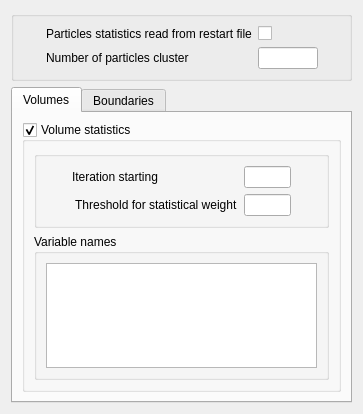
code-saturne/code_saturne, file gui/Pages/LagrangianStatisticsForm.ui: the form before one commit.
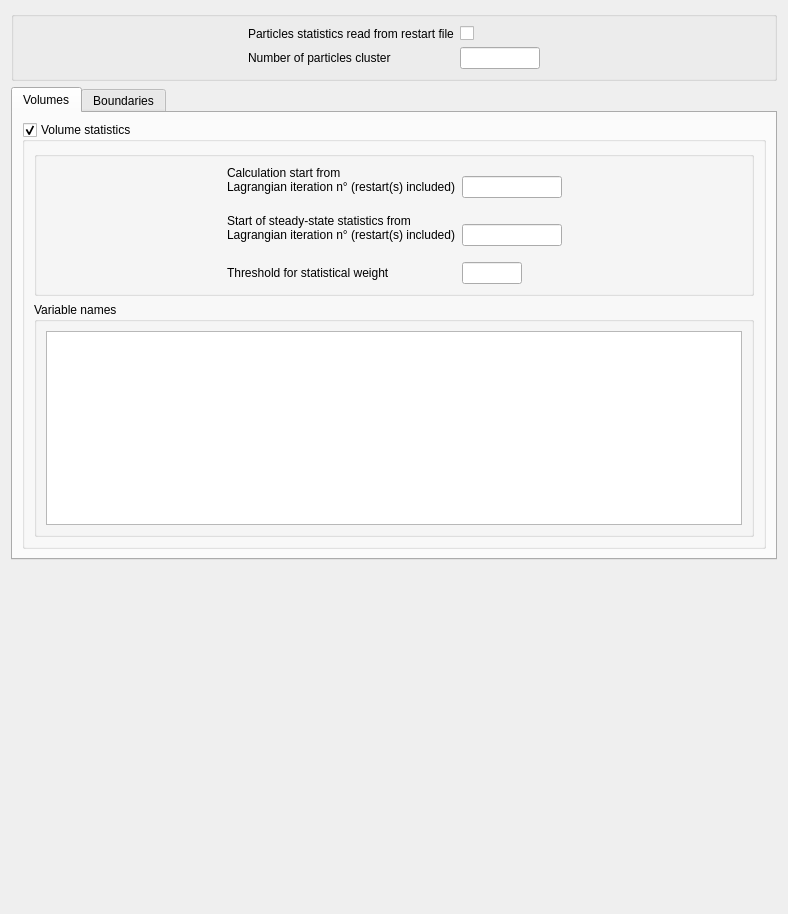
The form after the commit.

Commit message: Lagrangian module: implementation in the GUI of the input of the nstist parameter (iteration n° for the start of steady-state volume statistics calculation)

Diff of the .ui file:
```diff
--- a/gui/Pages/LagrangianStatisticsForm.ui
+++ b/gui/Pages/LagrangianStatisticsForm.ui
@@ -1,12 +1,12 @@
 <ui version="4.0" >
  <class>LagrangianStatisticsForm</class>
- <widget class="QWidget" name="LagrangianStatisticsForm" >
-  <property name="geometry" >
+ <widget class="QWidget" name="LagrangianStatisticsForm">
+  <property name="geometry">
    <rect>
     <x>0</x>
     <y>0</y>
-    <width>363</width>
-    <height>414</height>
+    <width>788</width>
+    <height>914</height>
    </rect>
   </property>
   <property name="windowTitle" >
@@ -116,10 +116,22 @@
          <property name="checkable" >
           <bool>true</bool>
          </property>
-         <layout class="QGridLayout" name="gridLayout_5" >
-          <item row="0" column="0" >
-           <widget class="QGroupBox" name="groupBoxMainVolume" >
-            <property name="title" >
+         <layout class="QGridLayout" name="gridLayout_5">
+          <item row="1" column="0">
+           <widget class="QGroupBox" name="groupBoxVolumeNames">
+            <property name="title">
+             <string>Variable names</string>
+            </property>
+            <layout class="QGridLayout">
+             <item row="0" column="0">
+              <widget class="QTableView" name="tableViewVolumicNames"/>
+             </item>
+            </layout>
+           </widget>
+          </item>
+          <item row="0" column="0">
+           <widget class="QGroupBox" name="groupBoxMainVolume">
+            <property name="title">
              <string/>
             </property>
             <layout class="QHBoxLayout" name="horizontalLayout_3" >
@@ -143,16 +155,18 @@
                  <property name="toolTip" >
                   <string>Code_Saturne key word: IDSTNT</string>
                  </property>
-                 <property name="text" >
-                  <string>Iteration starting</string>
+                 <property name="text">
+                  <string>Calculation start from 
+Lagrangian iteration n° (restart(s) included)
+</string>
                  </property>
                 </widget>
                </item>
-               <item row="0" column="1" >
-                <widget class="QLineEdit" name="lineEditIDSTNT" >
-                 <property name="maximumSize" >
+               <item row="0" column="1">
+                <widget class="QLineEdit" name="lineEditIDSTNT">
+                 <property name="maximumSize">
                   <size>
-                   <width>60</width>
+                   <width>100</width>
                    <height>16777215</height>
                   </size>
                  </property>
@@ -161,19 +175,44 @@
                  </property>
                 </widget>
                </item>
-               <item row="1" column="0" >
-                <widget class="QLabel" name="labelSEUIL" >
-                 <property name="toolTip" >
+               <item row="1" column="0">
+                <widget class="QLabel" name="labelNSTIST">
+                 <property name="toolTip">
+                  <string>Code_Saturne key word: NSTIST</string>
+                 </property>
+                 <property name="text">
+                  <string>Start of steady-state statistics from 
+Lagrangian iteration n° (restart(s) included)
+</string>
+                 </property>
+                </widget>
+               </item>
+               <item row="1" column="1">
+                <widget class="QLineEdit" name="lineEditNSTIST">
+                 <property name="maximumSize">
+                  <size>
+                   <width>100</width>
+                   <height>16777215</height>
+                  </size>
+                 </property>
+                 <property name="toolTip">
+                  <string>Code_Saturne key word: NSTIST</string>
+                 </property>
+                </widget>
+               </item>
+               <item row="2" column="0">
+                <widget class="QLabel" name="labelSEUIL">
+                 <property name="toolTip">
                   <string>Code_Saturne key word: SEUIL</string>
                  </property>
-                 <property name="text" >
-                  <string> Threshold for statistical weight</string>
+                 <property name="text">
+                  <string>Threshold for statistical weight</string>
                  </property>
                 </widget>
                </item>
-               <item row="1" column="1" >
-                <widget class="QLineEdit" name="lineEditSEUIL" >
-                 <property name="maximumSize" >
+               <item row="2" column="1">
+                <widget class="QLineEdit" name="lineEditSEUIL">
+                 <property name="maximumSize">
                   <size>
                    <width>60</width>
                    <height>16777215</height>
@@ -202,18 +241,6 @@
             </layout>
            </widget>
           </item>
-          <item row="1" column="0" >
-           <widget class="QGroupBox" name="groupBoxVolumeNames" >
-            <property name="title" >
-             <string>Variable names</string>
-            </property>
-            <layout class="QGridLayout" >
-             <item row="0" column="0" >
-              <widget class="QTableView" name="tableViewVolumicNames" />
-             </item>
-            </layout>
-           </widget>
-          </item>
          </layout>
         </widget>
        </item>
```
Left out of the diff: 185 changed lines with no effect on the pictures. The commit also changes 5 other files.
